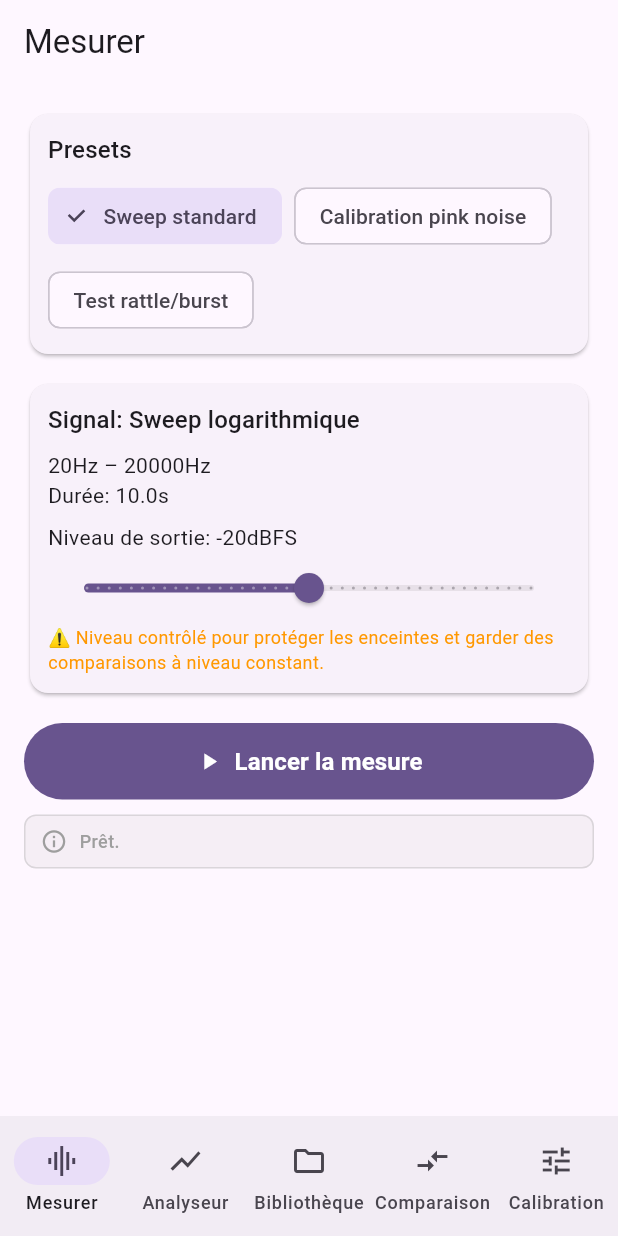
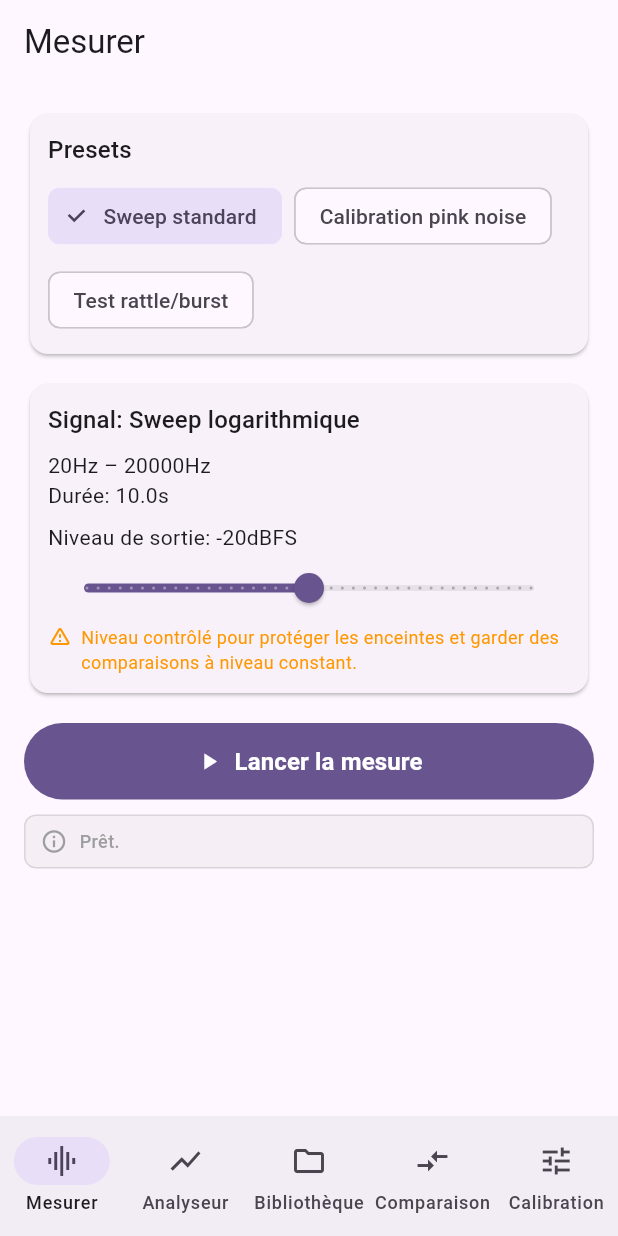
Before and after one commit to Rem7474/SpectraCompare, a Flutter app: the screen it shows after launch, on a phone screen of 412 x 824 dp. Run offline on Flutter 3.47's test engine with Material 3 defaults, Android fonts, the phone set to English and light mode, and no system bars; our stand-ins replace csv, fl_chart, just_audio, share_plus, sqflite; missing offline and left inert: audio_session, fftea, record; accounts and stored records are empty.

Commit message:
fix(screenshots): load real typography fonts & render crisp UI captures

```diff
--- a/lib/features/measurement/measurement_screen.dart
+++ b/lib/features/measurement/measurement_screen.dart
@@ -110,9 +110,22 @@ class _SignalParamsEditor extends StatelessWidget {
               label: '${config.levelDbfs.round()}dBFS',
               onChanged: generator.setLevelDbfs,
             ),
-            const Text(
-              '⚠️ Niveau contrôlé pour protéger les enceintes et garder des comparaisons à niveau constant.',
-              style: TextStyle(fontSize: 12, color: Colors.orange),
+            const Row(
+              crossAxisAlignment: CrossAxisAlignment.start,
+              children: [
+                Icon(
+                  Icons.warning_amber_rounded,
+                  size: 16,
+                  color: Colors.orange,
+                ),
+                SizedBox(width: 6),
+                Expanded(
+                  child: Text(
+                    'Niveau contrôlé pour protéger les enceintes et garder des comparaisons à niveau constant.',
+                    style: TextStyle(fontSize: 12, color: Colors.orange),
+                  ),
+                ),
+              ],
             ),
           ],
         ),
--- a/pubspec.yaml
+++ b/pubspec.yaml
@@ -49,5 +49,8 @@ dev_dependencies:
   # Fakes/mocks for controller and orchestration tests
   mocktail: ^1.0.4
 
+  # Real font rendering and goldens
+  golden_toolkit: ^0.15.0
+
 flutter:
   uses-material-design: true
```
Also changed, not shown: pubspec.lock, 6 other files.
